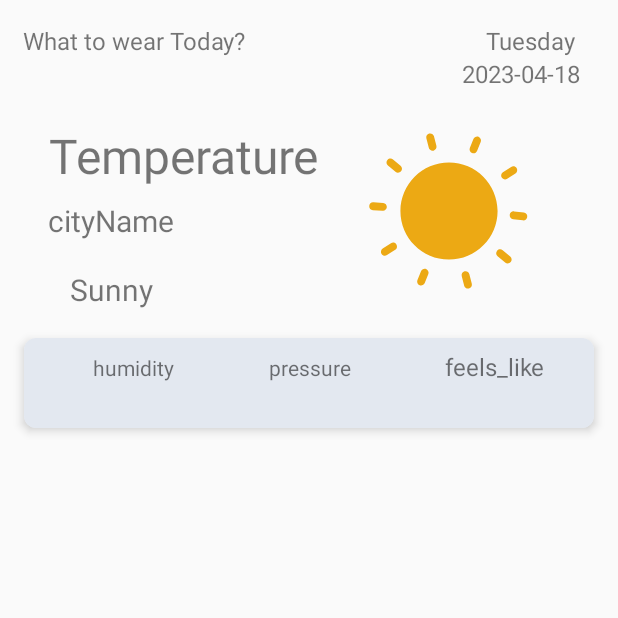
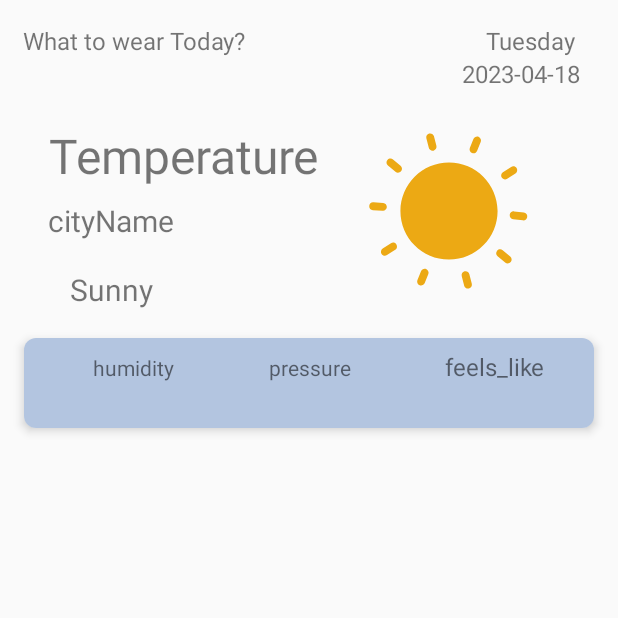
Before and after one commit to RehabFakhry/Outfit-Suggestion-Weather-App, an Android app: the screen it shows after launch (MainActivity), on a phone screen of 412 x 824 dp, the top half of it. Run offline under Robolectric (Android 15) with nearby library versions, the phone set to English and light mode, and no system bars.

Commit message:
handle color

```diff
--- a/app/src/main/res/values-night/themes.xml
+++ b/app/src/main/res/values-night/themes.xml
@@ -10,7 +10,7 @@
         <item name="colorSecondaryVariant">@color/teal_200</item>
         <item name="colorOnSecondary">@color/black_60</item>
         <!-- Status bar color. -->
-        <item name="android:statusBarColor">?attr/colorPrimary</item>
+        <item name="android:statusBarColor">?attr/colorPrimaryVariant</item>
         <!-- Customize your theme here. -->
     </style>
 </resources>
--- a/app/src/main/res/values/colors.xml
+++ b/app/src/main/res/values/colors.xml
@@ -3,7 +3,7 @@
     <color name="purple_200">#FFBB86FC</color>
     <color name="purple_500">#FF6200EE</color>
     <color name="purple_600">#DE629FFF</color>
-    <color name="purple_700">#DEDFE5EE</color>
+    <color name="purple_700">#DEA8BDDC</color>
     <color name="purple_800">#FF3700B3</color>
     <color name="teal_200">#FF03DAC5</color>
     <color name="teal_700">#FF018786</color>
--- a/app/src/main/res/values/themes.xml
+++ b/app/src/main/res/values/themes.xml
@@ -10,7 +10,7 @@
         <item name="colorSecondaryVariant">@color/teal_700</item>
         <item name="colorOnSecondary">@color/black</item>
         <!-- Status bar color. -->
-        <item name="android:statusBarColor">?attr/colorPrimary</item>
+        <item name="android:statusBarColor">?attr/colorPrimaryVariant</item>
         <!-- Customize your theme here. -->
     </style>
 </resources>
```
